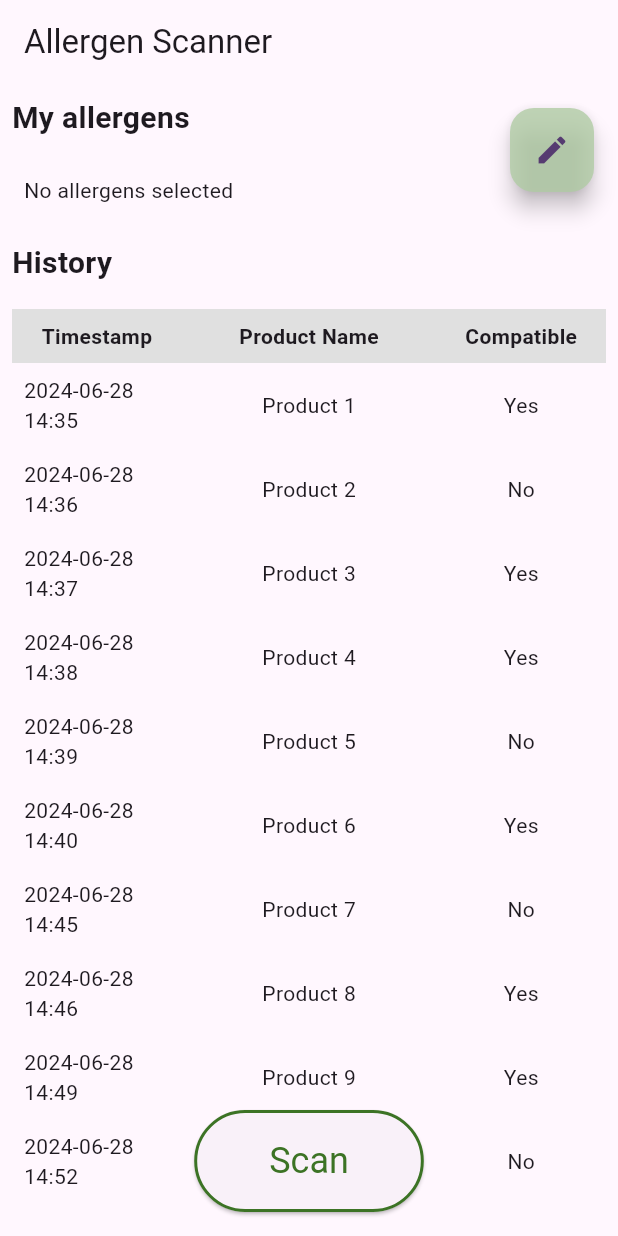
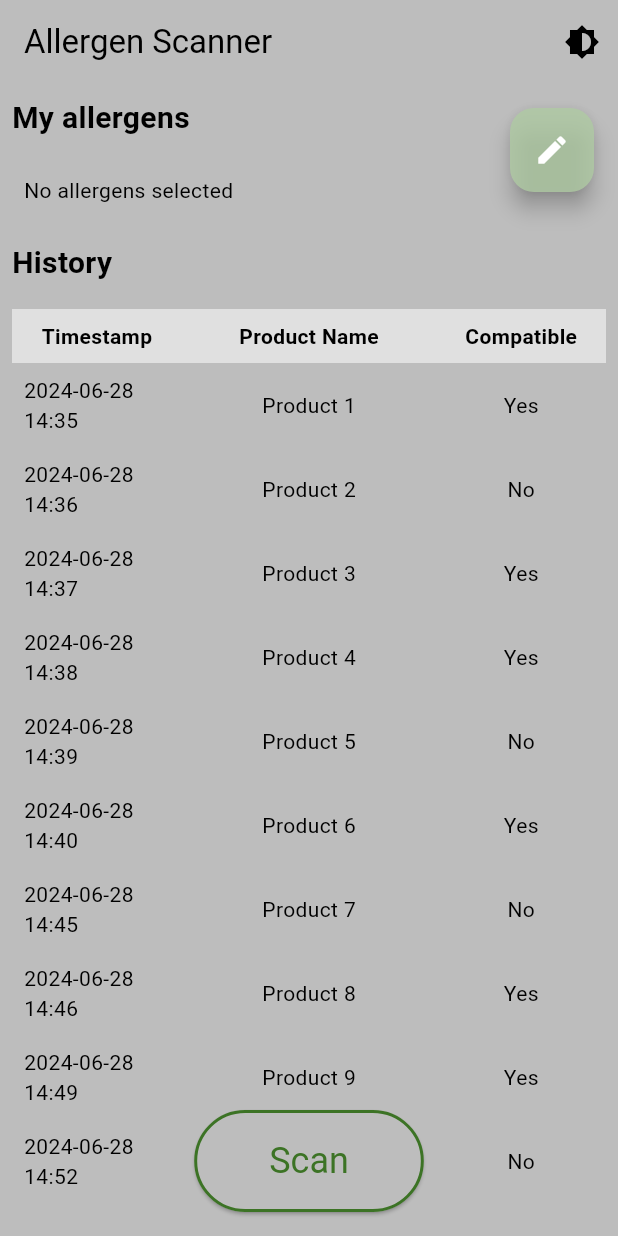
Before and after one commit to lime-based-lemonade/allergy-scanner, a Flutter app: the screen it shows after launch, on a phone screen of 412 x 824 dp. Run offline on Flutter 3.47's test engine with Material 3 defaults, Android fonts, the phone set to English and light mode, and no system bars; our stand-ins replace flutter_riverpod.

Commit message:
themes_done

```diff
--- a/lib/main.dart
+++ b/lib/main.dart
@@ -1,25 +1,23 @@
 import 'package:flutter/material.dart';
 import 'package:flutter_riverpod/flutter_riverpod.dart';
+import 'package:lime_based_application/providers/theme_provider.dart';
 import 'package:lime_based_application/routes.dart';
 
 void main() {
-  // Run application with ProviderScope for Riverpod state management
   runApp(const ProviderScope(child: MyApp()));
 }
 
-class MyApp extends StatelessWidget {
+class MyApp extends ConsumerWidget {
   const MyApp({super.key});
 
   @override
-  Widget build(BuildContext context) {
+  Widget build(BuildContext context, WidgetRef ref) {
+    final theme = ref.watch(themeNotifierProvider);
+
     return MaterialApp(
       routes: ApplicationRoutes.getRoutesMap(),
       initialRoute: ApplicationRoutes.home,
-      // We don't have much time to play with theming. Use Material 3.
-      theme: ThemeData(
-          colorScheme: ColorScheme.fromSeed(
-              seedColor: const Color.fromARGB(255, 149, 0, 255)),
-          useMaterial3: true),
+      theme: theme,
     );
   }
 }
--- a/lib/pages/home.dart
+++ b/lib/pages/home.dart
@@ -1,9 +1,11 @@
 import 'package:flutter/material.dart';
 import 'package:flutter_riverpod/flutter_riverpod.dart';
 import 'package:lime_based_application/pages/scanner.dart';
+import 'package:lime_based_application/providers/theme_provider.dart';
 import 'package:lime_based_application/routes.dart';
 import 'package:lime_based_application/widgets/allergen_list.dart';
 import 'package:lime_based_application/widgets/history_table.dart';
+
 
 class HomePage extends ConsumerWidget {
   const HomePage({super.key});
@@ -13,6 +15,14 @@ class HomePage extends ConsumerWidget {
     return Scaffold(
       appBar: AppBar(
         title: const Text('Allergen Scanner'),
+        actions: [
+          IconButton(
+            icon: Icon(Icons.brightness_6),
+            onPressed: () {
+              ref.read(themeNotifierProvider.notifier).toggleTheme();
+            },
+          ),
+        ],
       ),
       body: SafeArea(
         child: Stack(
@@ -47,7 +57,7 @@ class HomePage extends ConsumerWidget {
                     child: Column(
                       children: [
                         ScanHistoryTable(),
-                        const SizedBox(height: 70.0), // Add empty space below the table
+                        const SizedBox(height: 70.0),
                       ],
                     ),
                   ),
@@ -65,10 +75,10 @@ class HomePage extends ConsumerWidget {
                   style: ElevatedButton.styleFrom(
                     padding: const EdgeInsets.symmetric(horizontal: 50.0, vertical: 20.0),
                     textStyle: const TextStyle(fontSize: 24),
-                    foregroundColor: Color.fromARGB(255, 60, 115, 37),
+                    foregroundColor: const Color.fromARGB(255, 60, 115, 37),
                     side: const BorderSide(
-                      color: Color.fromARGB(255, 60, 115, 37), // Green border color
-                      width: 2.0, // Border width
+                      color: Color.fromARGB(255, 60, 115, 37),
+                      width: 2.0,
                     ),
                   ),
                   child: const Text('Scan'),
@@ -83,7 +93,7 @@ class HomePage extends ConsumerWidget {
                   Navigator.pushNamed(context, ApplicationRoutes.allergenSelector);
                 },
                 child: const Icon(Icons.edit),
-                backgroundColor: Color.fromARGB(200, 175, 203, 163),
+                backgroundColor: const Color.fromARGB(200, 175, 203, 163),
               ),
             ),
           ],
--- a/lib/widgets/allergen_list.dart
+++ b/lib/widgets/allergen_list.dart
@@ -1,6 +1,6 @@
 import 'package:flutter/material.dart';
 import 'package:flutter_riverpod/flutter_riverpod.dart';
-import 'package:lime_based_application/widgets/allergen_selector.dart'; // Ensure this imports the SelectorList with providers
+import 'package:lime_based_application/widgets/allergen_selector.dart';
 
 class AllergenList extends ConsumerStatefulWidget {
   @override
@@ -13,6 +13,15 @@ class _AllergenListState extends ConsumerState<AllergenList> {
   @override
   Widget build(BuildContext context) {
     final selectedAllergens = ref.watch(selectedAllergensProvider);
+    final theme = Theme.of(context);
+    final isDarkMode = theme.brightness == Brightness.dark;
+
+    final buttonStyle = TextButton.styleFrom(
+      foregroundColor: isDarkMode ? Colors.white : Colors.black, textStyle: const TextStyle(
+        fontSize: 16,
+        fontWeight: FontWeight.bold,
+      ),
+    );
 
     return Padding(
       padding: const EdgeInsets.all(16.0),
@@ -20,7 +29,7 @@ class _AllergenListState extends ConsumerState<AllergenList> {
         crossAxisAlignment: CrossAxisAlignment.start,
         children: [
           if (selectedAllergens.isEmpty)
-            Text('No allergens selected')
+            const Text('No allergens selected')
           else
             dynamicChips(selectedAllergens),
           if (selectedAllergens.length > 10)
@@ -30,6 +39,7 @@ class _AllergenListState extends ConsumerState<AllergenList> {
                   _isExpanded = !_isExpanded;
                 });
               },
+              style: buttonStyle,
               child: Text(_isExpanded ? 'Show less' : 'Show more'),
             ),
         ],
--- a/lib/widgets/history_table.dart
+++ b/lib/widgets/history_table.dart
@@ -61,7 +61,6 @@ class ScanHistoryTableState extends State<ScanHistoryTable> {
             ],
           ),
         ),
-        // Data rows
         Column(
           children: _scanHistory.map((entry) {
             return Row(
```
